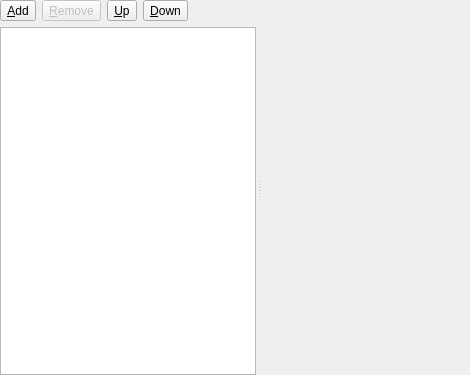
First picture: the form in src/ui/itemorderlist.ui, repository hluk/CopyQ, before the edit.
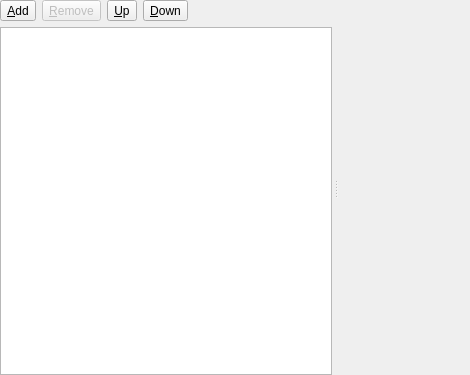
Second picture: the form after the edit.

Commit message:
Fix updating mnemonics on ALT in item widget list
It seems that replacing new widget in a QScrollArea breaks showing
mnemonics on ALT key (repainting is somewhat broken). Tested on KDE.

As workaround, the intermediate QScrollArea is removed.

```diff
--- a/src/ui/itemorderlist.ui
+++ b/src/ui/itemorderlist.ui
@@ -114,25 +114,7 @@
        </item>
       </layout>
      </widget>
-     <widget class="QScrollArea" name="scrollArea">
-      <property name="sizePolicy">
-       <sizepolicy hsizetype="Expanding" vsizetype="Expanding">
-        <horstretch>1</horstretch>
-        <verstretch>0</verstretch>
-       </sizepolicy>
-      </property>
-      <property name="focusPolicy">
-       <enum>Qt::NoFocus</enum>
-      </property>
-      <property name="frameShape">
-       <enum>QFrame::NoFrame</enum>
-      </property>
-      <property name="frameShadow">
-       <enum>QFrame::Plain</enum>
-      </property>
-      <property name="widgetResizable">
-       <bool>true</bool>
-      </property>
+     <widget class="QWidget" name="defaultWidget">
      </widget>
     </widget>
    </item>
```
The commit also changes 1 other file.
